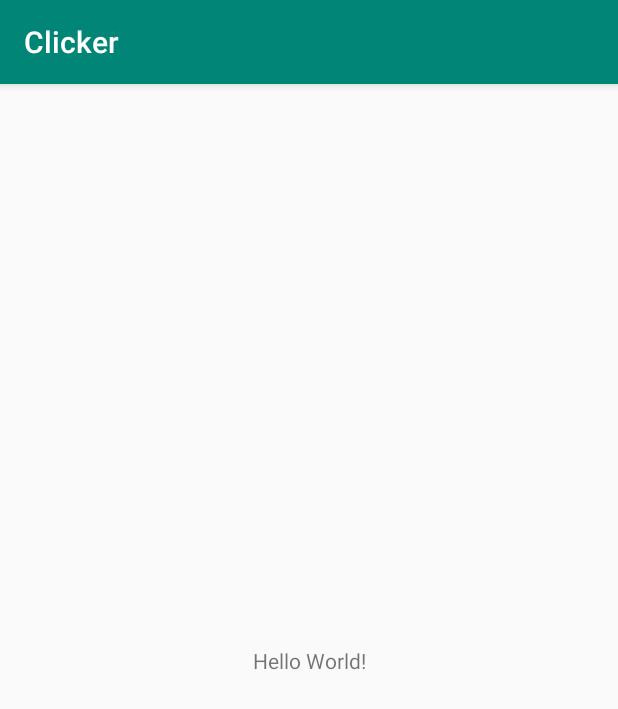
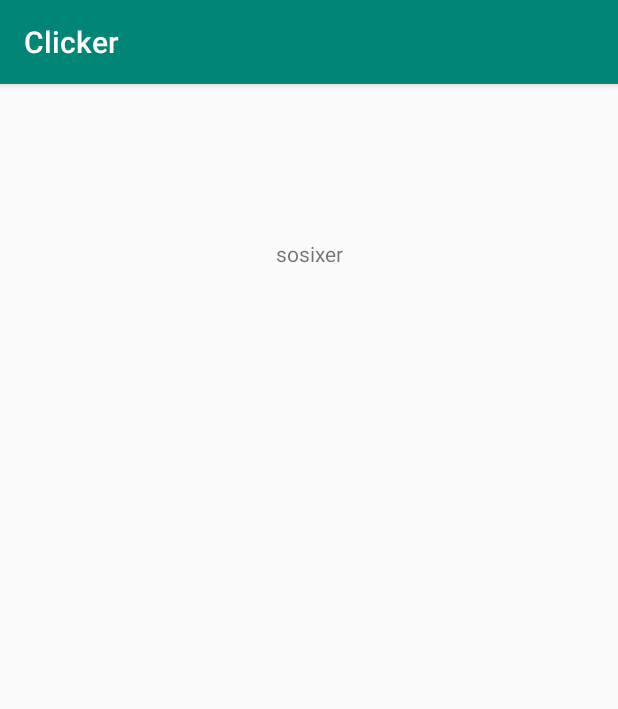
Before and after one commit to Miguniya/Clicker, an Android app: the screen it shows after launch (MainActivity), on a phone screen of 412 x 824 dp. Shown: the top 709 px of the screen. Run offline under Robolectric (Android 15) with nearby library versions, the phone set to English and light mode, and no system bars.

```diff
--- a/app/src/main/res/layout/activity_main.xml
+++ b/app/src/main/res/layout/activity_main.xml
@@ -7,12 +7,15 @@
     tools:context=".MainActivity">
 
     <TextView
+        android:id="@+id/textView"
         android:layout_width="wrap_content"
         android:layout_height="wrap_content"
-        android:text="Hello World!"
+        android:text="@string/sosixer"
         app:layout_constraintBottom_toBottomOf="parent"
+        app:layout_constraintHorizontal_bias="0.501"
         app:layout_constraintLeft_toLeftOf="parent"
         app:layout_constraintRight_toRightOf="parent"
-        app:layout_constraintTop_toTopOf="parent" />
+        app:layout_constraintTop_toTopOf="parent"
+        app:layout_constraintVertical_bias="0.138" />
 
 </androidx.constraintlayout.widget.ConstraintLayout>
--- a/app/src/main/res/values/strings.xml
+++ b/app/src/main/res/values/strings.xml
@@ -1,3 +1,4 @@
 <resources>
     <string name="app_name">Clicker</string>
+    <string name="sosixer">sosixer</string>
 </resources>
```
Also changed, not shown: 1 other file.
